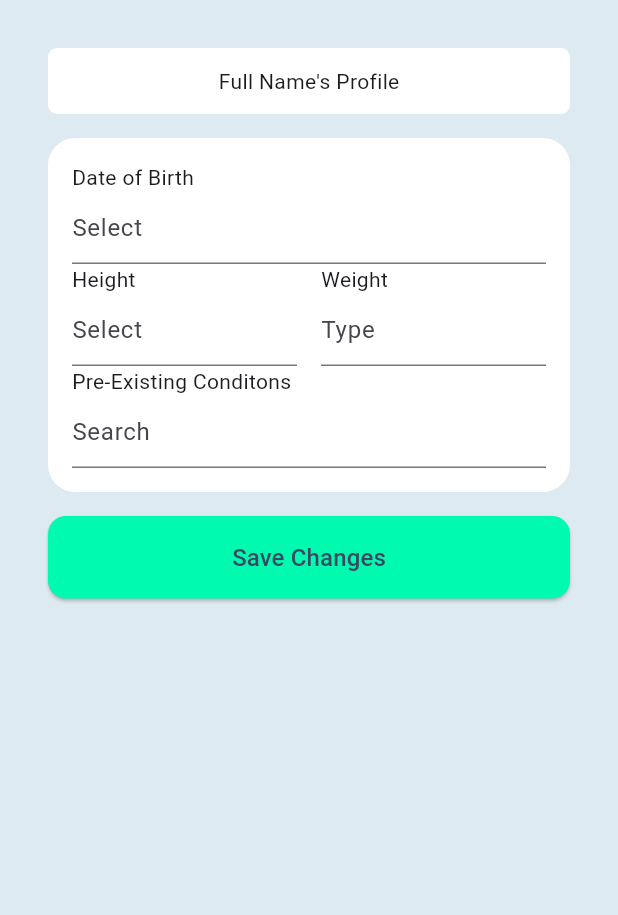
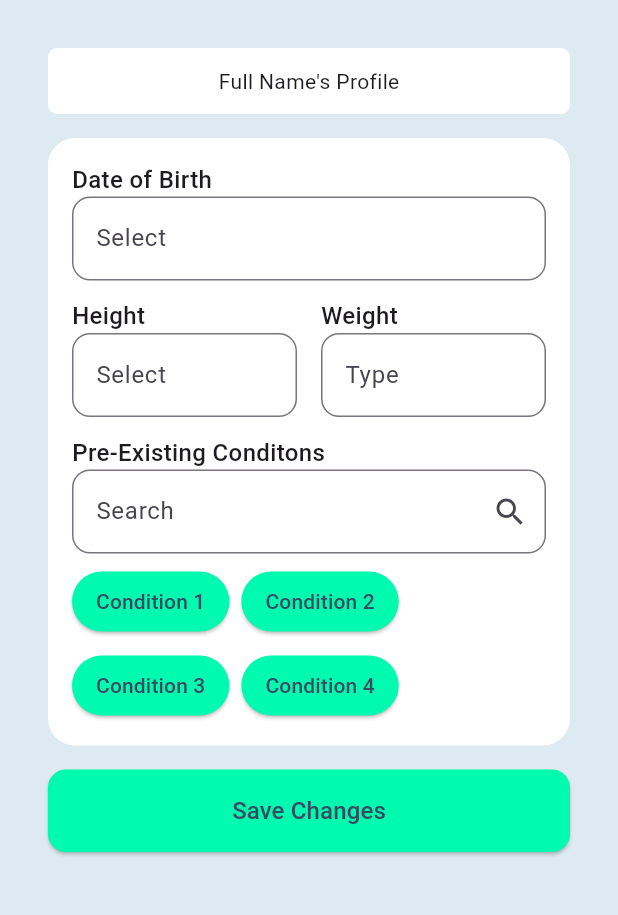
Before and after one commit to texasluminescence/medimatch, a Flutter app: the UserProfile screen opened directly, on a phone screen of 412 x 824 dp, the part 84-999 px from its top. Run offline on Flutter 3.47's test engine with Material 3 defaults, Android fonts, the phone set to English and light mode, and no system bars; our stand-ins replace image_picker, shared_preferences; missing offline and left inert: amplify_auth_cognito, amplify_flutter, flutter_barcode_scanner; accounts and stored records are empty.

Commit message:
Add Neha's code for the condition blocks and fix styling to match wireframe

```diff
--- a/lib/user_profile.dart
+++ b/lib/user_profile.dart
@@ -14,6 +14,13 @@ class UserProfile extends StatefulWidget {
 
 class _UserProfileState extends State<UserProfile> {
   // Need potential state variables
+  List<String> selectedConditions = ["Condition 1", "Condition 2", "Condition 3", "Condition 4"];
+
+  void removeCondition(String condition) {
+    setState(() {
+      selectedConditions.remove(condition);
+    });
+  }
 
   @override
   void initState() {
@@ -72,17 +79,28 @@ class _UserProfileState extends State<UserProfile> {
                   color: Colors.white,
                   borderRadius: BorderRadius.circular(18),
                 ),
-                child: const Column(
+                child: Column(
                   crossAxisAlignment: CrossAxisAlignment.start,
                   children: [
 
                     // DOB Field
-                    Text('Date of Birth'),
+                    const Text(
+                      'Date of Birth',
+                      style: TextStyle(
+                        fontSize: 16,
+                        fontWeight: FontWeight.w500,
+                      ),
+                    ),
                     TextField(
                       decoration: InputDecoration(
                         hintText: 'Select',
+                        border: OutlineInputBorder(
+                          borderRadius: BorderRadius.circular(12),
+                        ),
                       ),
                     ),
+
+                    const SizedBox(height: 12),
 
                     Row(
                       children: [
@@ -92,27 +110,45 @@ class _UserProfileState extends State<UserProfile> {
                           child: Column(
                             crossAxisAlignment: CrossAxisAlignment.start,
                             children: [
-                              Text('Height'),
+                                const Text(
+                                  'Height',
+                                  style: TextStyle(
+                                    fontSize: 16,
+                                    fontWeight: FontWeight.w500,
+                                  ),
+                                ),
                               TextField(
                                 decoration: InputDecoration(
                                   hintText: 'Select',
+                                  border: OutlineInputBorder(
+                                    borderRadius: BorderRadius.circular(12),
+                                  ),
                                 ),
                               ),
                             ],
                           ),
                         ),
 
-                        SizedBox(width: 16),
+                        const SizedBox(width: 16),
 
                         // Weight Field
                         Expanded(
                           child: Column(
                             crossAxisAlignment: CrossAxisAlignment.start,
                             children: [
-                              Text('Weight'),
+                              const Text(
+                                'Weight',
+                                style: TextStyle(
+                                  fontSize: 16,
+                                  fontWeight: FontWeight.w500,
+                                ),
+                              ),
                               TextField(
                                 decoration: InputDecoration(
                                   hintText: 'Type',
+                                  border: OutlineInputBorder(
+                                    borderRadius: BorderRadius.circular(12),
+                                  ),
                                 ),
                               )
                             ],
@@ -122,16 +158,49 @@ class _UserProfileState extends State<UserProfile> {
                       ],
                     ),
 
-                    Text('Pre-Existing Conditons'),
+                    const SizedBox(height: 12),
+
+                    const Text(
+                      'Pre-Existing Conditons',
+                      style: TextStyle(
+                        fontSize: 16,
+                        fontWeight: FontWeight.w500,
+                      ),
+                    ),
                     TextField(
                       decoration: InputDecoration(
                         hintText: 'Search',
+                        suffixIcon: const Icon(Icons.search),
+                        border: OutlineInputBorder(
+                          borderRadius: BorderRadius.circular(12),
+                        ),
                       ),
                     ),
 
                     // Container for conditions
-                    // TODO: Implement conditon blocks as seen in wireframe
+                    const SizedBox(height: 8),
 
+                    // Display condition blocks
+                    Wrap(
+                      spacing: 8,
+                      runSpacing: 8, // Ensures wrapping behavior
+                      children: selectedConditions.map((condition) =>
+                        ElevatedButton(
+                          onPressed: () => removeCondition(condition),
+                          style: ElevatedButton.styleFrom(
+                            backgroundColor: const Color(0xFF00FBB0), // Bright green color
+                            shape: RoundedRectangleBorder(
+                              borderRadius: BorderRadius.circular(30), // Rounded buttons
+                            ),
+                            padding: const EdgeInsets.symmetric(horizontal: 16, vertical: 8),
+                          ),
+                          child: Text(
+                            condition,
+                            style: const TextStyle(color: Color.fromRGBO(54, 75, 96, 1)),
+                          ),
+                        ),
+                      ).toList(),
+                    )
 
                   ],
                 ),
@@ -155,6 +224,7 @@ class _UserProfileState extends State<UserProfile> {
                   'Save Changes',
                   style: TextStyle(
                     fontSize: 16,
+                    fontWeight: FontWeight.w500,
                     color: Color.fromRGBO(54, 75, 96, 1)
                   )
                 ),
```
